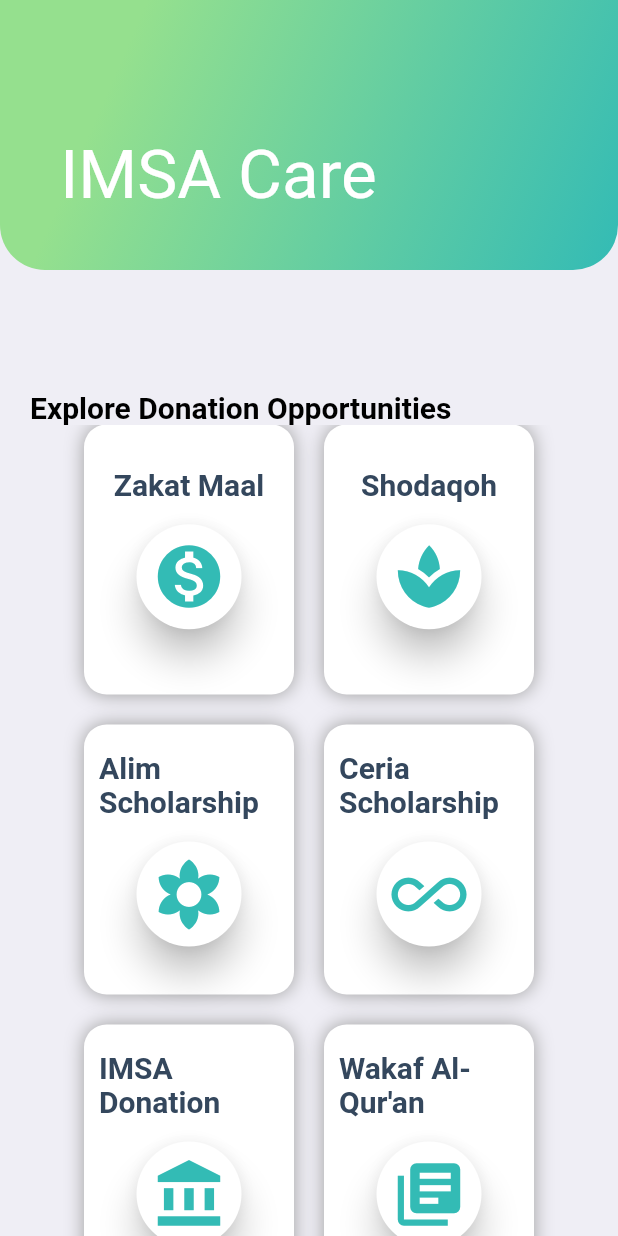
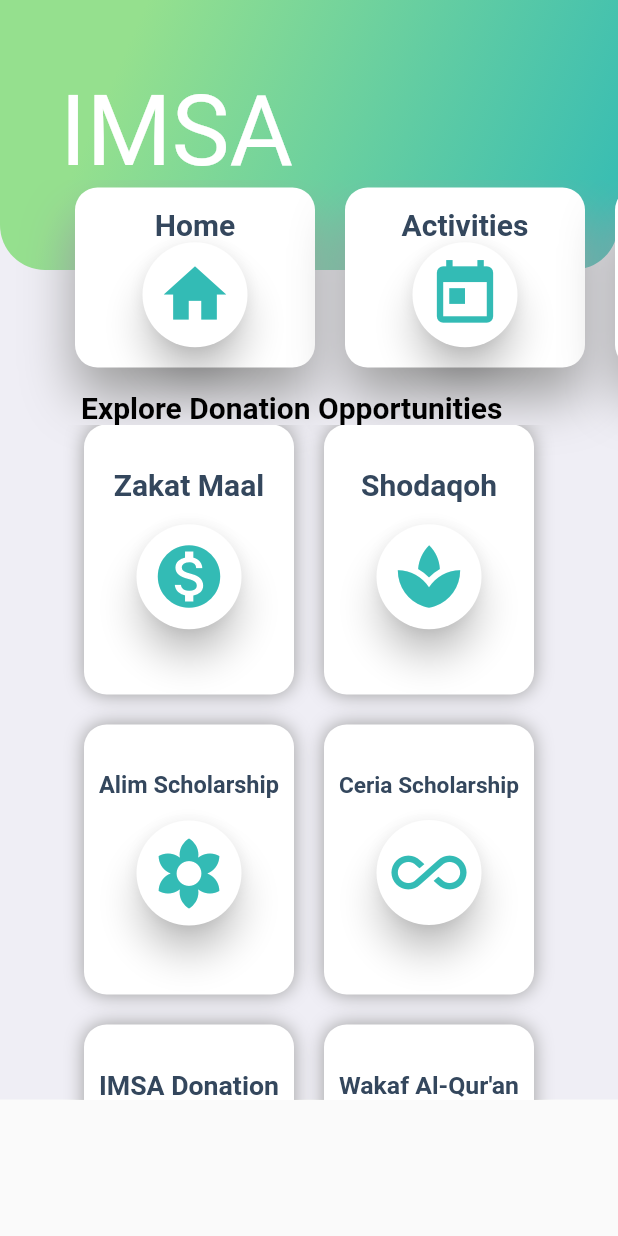
Before and after one commit to luggy-wuggy/imsa_care, a Flutter app: the screen it shows after launch, on a phone screen of 412 x 824 dp. Run offline on Flutter 3.47's test engine with Material 2 defaults, Android fonts, the phone set to English and light mode, and no system bars; missing offline and left inert: square_in_app_payments; Roboto replaces fonts that are missing (Avenir, Helvetica).

Commit message:
donation screen and select an amount and in-app payment

```diff
--- a/Imsa_App/App/job_listings_app/lib/main.dart
+++ b/Imsa_App/App/job_listings_app/lib/main.dart
@@ -1,9 +1,12 @@
 import 'package:flutter/material.dart';
+import 'donation_screen.dart';
 import 'models/job.dart';
 
-import 'models/global.dart';
+import './models/global.dart';
+import './widget/tab.dart';
+import './widget/tab_categories/donation.dart';
 
-void main() => runApp(MyApp());
+void main() => runApp(MaterialApp(home: MyHomePage()));
 
 class MyApp extends StatelessWidget {
   // This widget is the root of your application.
@@ -34,6 +37,7 @@ class _MyHomePageState extends State<MyHomePage> {
           color: backgroundColor,
           child: Column(
             children: <Widget>[
+              //App Bar Title
               Stack(
                 children: <Widget>[
                   Container(
@@ -50,19 +54,31 @@ class _MyHomePageState extends State<MyHomePage> {
                             bottomLeft: Radius.circular(30),
                             bottomRight: Radius.circular(30))),
                     child: Container(
-                      padding: EdgeInsets.only(top: 50),
+                      //color: Colors.red,
+                      padding: EdgeInsets.only(top: 10),
                       child: Column(
+                        mainAxisAlignment: MainAxisAlignment.start,
                         crossAxisAlignment: CrossAxisAlignment.start,
                         children: <Widget>[
                           Text(
-                            'IMSA Care',
-                            style: titleStyleWhite,
+                            'IMSA',
+                            style: mainTitleStyleWhite,
                           )
                         ],
                       ),
                     ),
                   ),
-
+                  // Horizontal Tab List Scroll
+                  Container(
+                    margin: EdgeInsets.only(top: 120),
+                    constraints: BoxConstraints.expand(height:200),
+                    child: ListView(
+                      padding: EdgeInsets.only(left: 40),
+                      scrollDirection: Axis.horizontal,
+                      children: getTabCategories()
+                    ),
+                  ),
+                  // Trigger Tab Scren (Currently Only Donation )
                   Container(
                     margin: EdgeInsets.only(top: 200),
                     padding: EdgeInsets.only(top: 20, left: 20, right: 20),
@@ -70,16 +86,16 @@ class _MyHomePageState extends State<MyHomePage> {
                       crossAxisAlignment: CrossAxisAlignment.start,
                       children: <Widget>[
                         Container(
-                          margin: EdgeInsets.only(top: 40),
+                          margin: EdgeInsets.only(top: 40, left: 34),
                           child: Text(
                             "Explore Donation Opportunities",
                             style: titileStyleBlack,
                           ),
                         ),
                         Container(
-                          height: 600,
+                          height: 450,
                           child: ListView(
-                            children: getJobCategories(),
+                            children: getDonateCategories(),
                           ),
                         )
                       ],
@@ -94,93 +110,4 @@ class _MyHomePageState extends State<MyHomePage> {
     );
   }
 
-  List<String> jobCategories = [
-    "Zakat Maal",
-    "Shodaqoh",
-    "Alim Scholarship",
-    "Ceria Scholarship",
-    "IMSA Donation",
-    "Wakaf Al-Qur'an",
-    "Wakaf Jembatan",
-    "COVID-19",
-    "Relief Fund",
-    "Humanitarian Fund"
-  ];
-
-  Map jobCatToIcon = {
-    "Zakat Maal": Icon(Icons.monetization_on, color: lightBlueIsh, size: 50),
-    "Shodaqoh": Icon(Icons.spa, color: lightBlueIsh, size: 50),
-    "Alim Scholarship": Icon(Icons.filter_vintage, color: lightBlueIsh, size: 50),
-    "Ceria Scholarship": Icon(Icons.all_inclusive, color: lightBlueIsh, size: 50),
-    "IMSA Donation": Icon(Icons.account_balance, color: lightBlueIsh, size: 50),
-    "Wakaf Al-Qur'an": Icon(Icons.library_books, color: lightBlueIsh, size: 50),
-    "Wakaf Jembatan": Icon(Icons.subway, color: lightBlueIsh, size: 50),
-    "COVID-19": Icon(Icons.bug_report, color: lightBlueIsh, size: 50),
-    "Relief Fund": Icon(Icons.healing, color: lightBlueIsh, size: 50),
-    "Humanitarian Fund": Icon(Icons.favorite, color: lightBlueIsh, size: 50),
-  };
-
-  Widget getCategoryContainer(String categoryName) {
-    return new Container(
-      margin: EdgeInsets.only(right: 10, left: 10, bottom: 20),
-      height: 180,
-      width: 140,
-      padding: EdgeInsets.all(10),
-      decoration: BoxDecoration(
-        color: Colors.white,
-        borderRadius: BorderRadius.all(Radius.circular(15)),
-        boxShadow: [
-          new BoxShadow(
-            color: Colors.grey,
-            blurRadius: 10.0,
-          ),
-        ],
-      ),
-      child: Column(
-        mainAxisAlignment: MainAxisAlignment.center,
-        children: <Widget>[
-          Text(categoryName, style: titileStyleLighterBlack),
-          Container(
-            //padding: EdgeInsets.only(top: 30),
-            height: 100,
-            width: 70,
-            child: FloatingActionButton(
-              backgroundColor: Colors.white,
-              child: jobCatToIcon[categoryName],
-              elevation: 10,
-              onPressed: () {},
-            ),
-          )
-        ],
-      ),
-    );
-  }
-
-  List<Widget> getJobCategories() {
-    List<Widget> jobCategoriesCards = [];
-    List<Widget> rows = [];
-    int i = 0;
-    for (String category in jobCategories) {
-      if (i < 2) {
-        rows.add(getCategoryContainer(category));
-        i++;
-      } else {
-        i = 0;
-        jobCategoriesCards.add(new Row(
-          mainAxisAlignment: MainAxisAlignment.center,
-          children: rows,
-        ));
-        rows = [];
-        rows.add(getCategoryContainer(category));
-        i++;
-      }
-    }
-    if (rows.length > 0) {
-      jobCategoriesCards.add(new Row(
-        mainAxisAlignment: MainAxisAlignment.center,
-        children: rows,
-      ));
-    }
-    return jobCategoriesCards;
-  }
 }
--- a/Imsa_App/App/job_listings_app/lib/models/global.dart
+++ b/Imsa_App/App/job_listings_app/lib/models/global.dart
@@ -1,11 +1,87 @@
 import 'package:flutter/material.dart';
 
 
-Color lightGreen = Color(0xFF95E08E);
-Color lightBlueIsh = Color(0xFF33BBB5);
-Color darkGreen = Color(0xFF00AA12);
-Color backgroundColor = Color(0xFFEFEEF5);
+const Color lightGreen = Color(0xFF95E08E);
+const Color lightBlueIsh = Color(0xFF33BBB5);
+const Color darkGreen = Color(0xFF00AA12);
+const Color backgroundColor = Color(0xFFEFEEF5);
 
+List<String> tabCategories = [
+    "Home",
+    "Activities",
+    "About",
+    "IMSA TV",
+    "Donate",
+    "Chat",
+    'Settings',
+  ];
+
+  Map tabCatToIcon = {
+    "Home": Icon(Icons.home, color: lightBlueIsh, size: 50),
+    "Activities": Icon(Icons.today, color: lightBlueIsh, size: 50),
+    "About": Icon(Icons.spa, color: lightBlueIsh, size: 50),
+    "IMSA TV": Icon(Icons.ondemand_video, color: lightBlueIsh, size: 50),
+    "Donate": Icon(Icons.favorite, color: lightBlueIsh, size: 50),
+    "Chat": Icon(Icons.question_answer, color: lightBlueIsh, size: 50),
+    "Settings": Icon(Icons.build, color: lightBlueIsh, size: 50),
+  };
+
+final Map donateDescriptions = {
+    "Zakat Maal": "Zakat is an Islamic finance term referring to the obligation that an individual has to donate a certain proportion of wealth each year to charitable causes. Zakat is a mandatory process for Muslims and is regarded as a form of worship. Giving away money to the poor is said to purify yearly earnings that are over and above what is required to provide the essential needs of a person or family.",
+    "Shodaqoh": 'null',
+    "Alim Scholarship": 'null',
+    "Ceria Scholarship": 'null',
+    "IMSA Donation": 'null',
+    "Wakaf Al-Qur'an": 'null',
+    "Wakaf Jembatan": 'null',
+    "COVID-19": 'null',
+    "Relief Fund": 'null',
+    "Humanitarian Fund": 'null',
+
+  };
+
+final Map donateCatToIcon = {
+    "Zakat Maal": Icon(Icons.monetization_on, color: lightBlueIsh, size: 50),
+    "Shodaqoh": Icon(Icons.spa, color: lightBlueIsh, size: 50),
+    "Alim Scholarship": Icon(Icons.filter_vintage, color: lightBlueIsh, size: 50),
+    "Ceria Scholarship": Icon(Icons.all_inclusive, color: lightBlueIsh, size: 50),
+    "IMSA Donation": Icon(Icons.account_balance, color: lightBlueIsh, size: 50),
+    "Wakaf Al-Qur'an": Icon(Icons.library_books, color: lightBlueIsh, size: 50),
+    "Wakaf Jembatan": Icon(Icons.subway, color: lightBlueIsh, size: 50),
+    "COVID-19": Icon(Icons.bug_report, color: lightBlueIsh, size: 50),
+    "Relief Fund": Icon(Icons.healing, color: lightBlueIsh, size: 50),
+    "Humanitarian Fund": Icon(Icons.favorite, color: lightBlueIsh, size: 50),
+  };
+
+List<String> donateCategories = [
+  "Zakat Maal",
+  "Shodaqoh",
+  "Alim Scholarship",
+  "Ceria Scholarship",
+  "IMSA Donation",
+  "Wakaf Al-Qur'an",
+  "Wakaf Jembatan",
+  "COVID-19",
+  "Relief Fund",
+  "Humanitarian Fund"
+];
+
+final List donationAmount = [
+  '\$20',
+  '\$25',
+  '\$50',
+  '\$75',
+  '\$100',
+  '\$250',
+  '\$500',
+];
+
+TextStyle mainTitleStyleWhite = new TextStyle(
+  fontFamily: 'Helvetica',
+  color: Colors.white,
+  //fontWeight: FontWeight.bold,
+  fontSize: 65
+);
 
 TextStyle titleStyleWhite = new TextStyle(
   fontFamily: 'Helvetica',
--- /dev/null
+++ b/Imsa_App/App/job_listings_app/lib/widget/tab.dart
@@ -0,0 +1,78 @@
+import 'package:flutter/material.dart';
+
+import '../models/global.dart';
+
+
+
+
+Widget getTabContainer(String categoryName, int index) {
+
+    final String heroTag = "btnTab$index";
+    //print(heroTag);
+
+    return new Container(
+      margin: EdgeInsets.only(right: 10, left: 10, bottom: 70),
+      height: 120,
+      width: 160,
+      padding: EdgeInsets.all(10),
+      decoration: BoxDecoration(
+        color: Colors.white,
+        borderRadius: BorderRadius.all(Radius.circular(15)),
+        boxShadow: [
+          new BoxShadow(
+            color: Colors.grey,
+            blurRadius: 30.0,
+            offset: Offset(0,20),
+          ),
+        ],
+      ),
+      child: Column(
+        mainAxisAlignment: MainAxisAlignment.center,
+        crossAxisAlignment: CrossAxisAlignment.center,
+        children: <Widget>[
+          Text(categoryName, style: titileStyleLighterBlack),
+          Container(
+            height: 70,
+            width: 100,
+            child: FloatingActionButton(
+              heroTag: heroTag,
+              backgroundColor: Colors.white,
+              child: tabCatToIcon[categoryName],
+              elevation: 10,
+              onPressed: () {},
+            ),
+          )
+        ],
+      ),
+    );
+  }
+
+  List<Widget> getTabCategories() {
+    List<Widget> jobCategoriesCards = [];
+    List<Widget> rows = [];
+    int i = 0;
+    int id = 0;
+    for (String category in tabCategories) {
+      if (i < 2) {
+        rows.add(getTabContainer(category, id));
+        i++;
+      } else {
+        i = 0;
+        jobCategoriesCards.add(new Row(
+          mainAxisAlignment: MainAxisAlignment.center,
+          children: rows,
+        ));
+        rows = [];
+        rows.add(getTabContainer(category, id));
+        i++;
+      }
+      id++;
+    }
+    if (rows.length > 0) {
+      jobCategoriesCards.add(new Row(
+        mainAxisAlignment: MainAxisAlignment.center,
+        children: rows,
+      ));
+    }
+    return jobCategoriesCards;
+  }
--- /dev/null
+++ b/Imsa_App/App/job_listings_app/lib/widget/tab_categories/donation.dart
@@ -0,0 +1,94 @@
+ import 'package:flutter/material.dart';
+
+
+import 'package:job_listings_app/donation_screen.dart';
+import 'package:job_listings_app/models/global.dart';
+
+class DonationContainer extends StatelessWidget {
+
+  final String _donationName;
+  final int _index;
+
+
+  DonationContainer(this._donationName, this._index);
+
+  @override
+  Widget build(BuildContext context) {
+
+    final String heroTag = 'btn$_index';
+
+    return new Container(
+      margin: EdgeInsets.only(right: 10, left: 10, bottom: 20),
+      height: 180,
+      width: 140,
+      padding: EdgeInsets.all(10),
+      decoration: BoxDecoration(
+
+        color: Colors.white,
+        borderRadius: BorderRadius.all(Radius.circular(15)),
+        boxShadow: [
+          new BoxShadow(
+            color: Colors.grey,
+            blurRadius: 10.0,
+          ),
+        ],
+      ),
+      child: Column(
+        mainAxisAlignment: MainAxisAlignment.center,
+        crossAxisAlignment: CrossAxisAlignment.center,
+        children: <Widget>[
+          FittedBox(child: Text(_donationName, style: titileStyleLighterBlack)),
+          Container(
+            //padding: EdgeInsets.only(top: 30),
+            height: 100,
+            width: 70,
+            child: FloatingActionButton(
+              heroTag: heroTag,
+              backgroundColor: Colors.white,
+              child: donateCatToIcon[_donationName],
+              elevation: 10,
+              onPressed: () {
+                Navigator.push(
+                  context,
+                  MaterialPageRoute(builder: (BuildContext context) {
+                    return DonationScreen(_donationName);
+                  }),
+                );
+              },
+            ),
+          )
+        ],
+      ),
+    );
+  }
+}
+
+List<Widget> getDonateCategories() {
+  List<Widget> jobCategoriesCards = [];
+  List<Widget> rows = [];
+  int i = 0;
+  int id = 0;
+  for (String category in donateCategories) {
+    if (i < 2) {
+      rows.add(DonationContainer(category, id));
+      i++;
+    } else {
+      i = 0;
+      jobCategoriesCards.add(new Row(
+        mainAxisAlignment: MainAxisAlignment.center,
+        children: rows,
+      ));
+      rows = [];
+      rows.add(DonationContainer(category, id));
+      i++;
+    }
+    id++;
+  }
+  if (rows.length > 0) {
+    jobCategoriesCards.add(new Row(
+      mainAxisAlignment: MainAxisAlignment.center,
+      children: rows,
+    ));
+  }
+  return jobCategoriesCards;
+}
--- a/Imsa_App/App/job_listings_app/pubspec.yaml
+++ b/Imsa_App/App/job_listings_app/pubspec.yaml
@@ -19,6 +19,7 @@ environment:
 dependencies:
   flutter:
     sdk: flutter
+  square_in_app_payments: ^1.3.0
 
   # The following adds the Cupertino Icons font to your application.
   # Use with the CupertinoIcons class for iOS style icons.
```
Also changed, not shown: Imsa_App/App/job_listings_app/lib/donation_screen.dart (added, +302 -0 lines), Imsa_App/App/job_listings_app/pubspec.lock, 9 other files.
